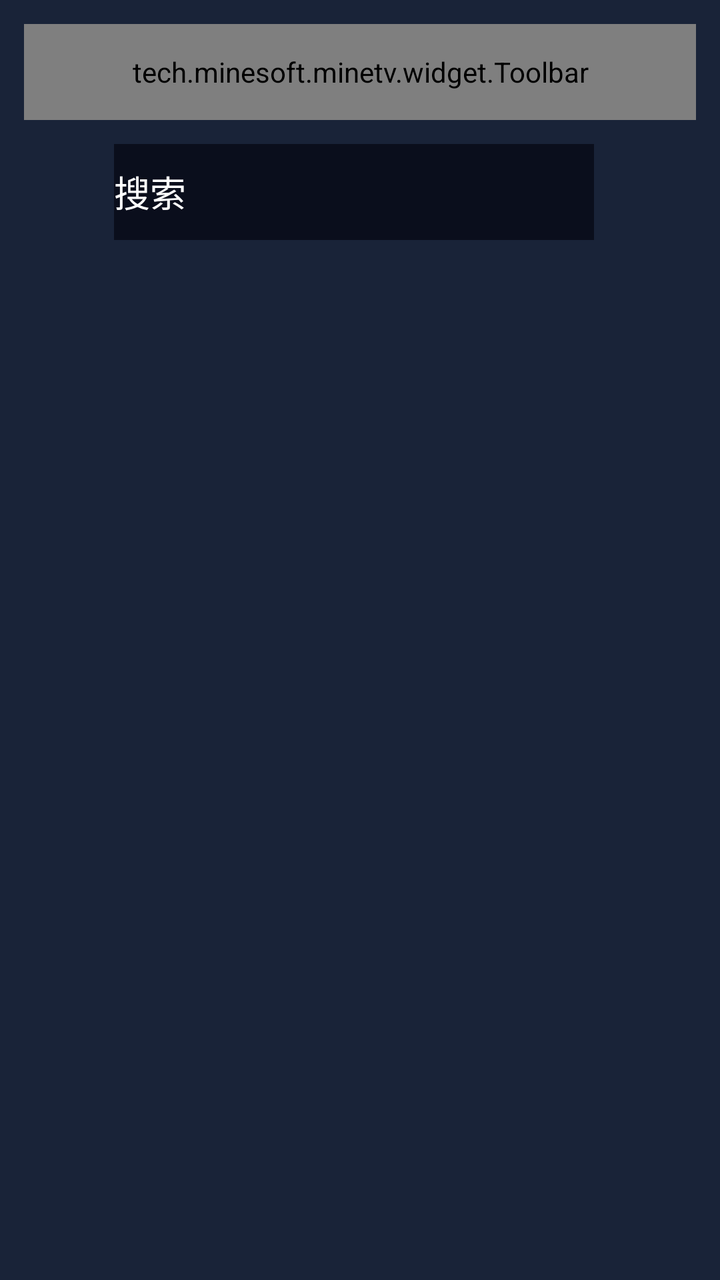
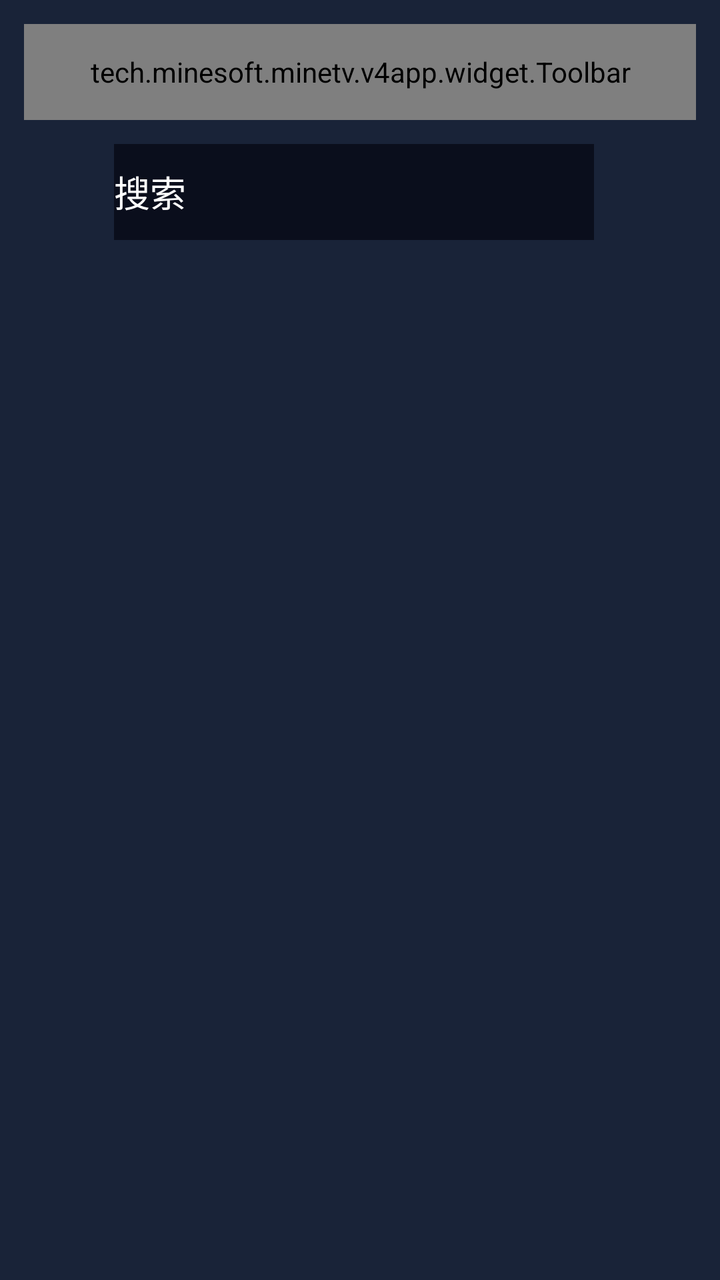

The first picture is an Android layout as it rendered before a commit; the second is the same layout after the commit. The layout source and the unified diff follow.
<!-- AndroidManifest.xml: activity theme Theme.Minetv.NoActionBar -->
<!-- res/layout/activity_search.xml -->
<?xml version="1.0" encoding="utf-8"?>
<LinearLayout
    xmlns:android="http://schemas.android.com/apk/res/android"
    xmlns:app="http://schemas.android.com/apk/res-auto"
    xmlns:tools="http://schemas.android.com/tools"
    android:layout_width="match_parent"
    android:layout_height="match_parent"
    android:orientation="vertical"
    android:background="@color/colorPrimaryVariant"
    android:fitsSystemWindows="true"
    tools:context=".activity.SearchActivity">

    <tech.minesoft.minetv.widget.Toolbar
        android:id="@+id/toolbar"
        android:layout_width="match_parent"
        android:layout_height="@dimen/btn_height"
        android:layout_marginTop="@dimen/base_size_2x"
        android:layout_marginHorizontal="@dimen/base_size_2x"/>

    <LinearLayout
        android:layout_width="match_parent"
        android:layout_height="@dimen/btn_height"
        android:layout_marginTop="@dimen/base_size_2x"
        android:layout_marginHorizontal="@dimen/base_size_2x"
        android:orientation="horizontal">

        <TextView
            android:layout_width="0dp"
            android:layout_height="wrap_content"
            android:layout_weight="1"/>

        <EditText
            android:id="@+id/search_input"
            android:layout_width="@dimen/search_width"
            android:layout_height="@dimen/btn_height"
            android:layout_marginEnd="@dimen/btn_space"
            android:ems="10"
            android:maxLines="1"
            android:inputType="text"
            android:textColor="@color/white"
            android:textColorHint="@color/white"
            android:background="@color/colorPrimary"
            android:hint="@string/search"
            android:imeOptions="actionSearch"
            android:importantForAutofill="no" />







        <TextView
            android:layout_width="0dp"
            android:layout_height="wrap_content"
            android:layout_weight="1"/>

    </LinearLayout>

    <include
        android:id="@+id/content"
        layout="@layout/search_scrolling" />

</LinearLayout>
<!-- res/layout/search_scrolling.xml (included above) -->
<?xml version="1.0" encoding="utf-8"?>
<androidx.core.widget.NestedScrollView xmlns:android="http://schemas.android.com/apk/res/android"
    xmlns:app="http://schemas.android.com/apk/res-auto"
    xmlns:tools="http://schemas.android.com/tools"
    android:layout_width="match_parent"
    android:layout_height="match_parent"
    android:layout_marginBottom="@dimen/base_size_1x"
    app:layout_behavior="@string/appbar_scrolling_view_behavior"
    tools:context=".activity.SearchActivity"
    tools:showIn="@layout/activity_home">

    <LinearLayout
        android:id="@+id/vod_list"
        android:orientation="vertical"
        android:layout_width="match_parent"
        android:layout_height="wrap_content" />

</androidx.core.widget.NestedScrollView>
<!-- res/layout/activity_home.xml (included above) -->
<?xml version="1.0" encoding="utf-8"?>
<LinearLayout xmlns:android="http://schemas.android.com/apk/res/android"
    xmlns:app="http://schemas.android.com/apk/res-auto"
    xmlns:tools="http://schemas.android.com/tools"
    android:layout_width="match_parent"
    android:layout_height="match_parent"
    android:orientation="vertical"
    android:background="@color/colorPrimaryVariant"
    android:fitsSystemWindows="true"
    tools:context=".activity.HomeActivity">

    <tech.minesoft.minetv.widget.Toolbar
        android:id="@+id/toolbar"
        android:layout_height="@dimen/btn_height"
        android:layout_width="match_parent"
        android:layout_marginTop="@dimen/base_size_2x"
        android:layout_marginHorizontal="@dimen/base_size_2x" />

    <include
        android:id="@+id/content"
        layout="@layout/home_scrolling" />

</LinearLayout>
<!-- res/layout/home_scrolling.xml (included above) -->
<?xml version="1.0" encoding="utf-8"?>
<androidx.core.widget.NestedScrollView xmlns:android="http://schemas.android.com/apk/res/android"
    xmlns:app="http://schemas.android.com/apk/res-auto"
    xmlns:tools="http://schemas.android.com/tools"
    android:layout_width="match_parent"
    android:layout_height="match_parent"
    android:layout_marginBottom="@dimen/base_size_1x"
    android:layout_marginHorizontal="@dimen/base_size_1x"
    app:layout_behavior="@string/appbar_scrolling_view_behavior"
    tools:context=".activity.HomeActivity"
    tools:showIn="@layout/activity_home">

    <LinearLayout
        android:id="@+id/vod_list"
        android:orientation="vertical"
        android:layout_width="match_parent"
        android:layout_height="wrap_content" />

</androidx.core.widget.NestedScrollView>
<!-- resources referenced by this layout -->
<resources>
  <color name="colorPrimary">#ff0a0e1c</color>
  <color name="colorPrimaryVariant">#ff192338</color>
  <color name="white">#FFFFFFFF</color>
  <dimen name="base_size_1x">6dp</dimen>
  <dimen name="base_size_2x">12dp</dimen>
  <dimen name="btn_height">48dp</dimen>
  <dimen name="btn_space">6dp</dimen>
  <dimen name="search_width">240dp</dimen>
  <string name="search">搜索</string>
  <style name="Theme.Minetv.NoActionBar">
          <item name="windowActionBar">false</item>
          <item name="windowNoTitle">true</item>
      </style>
</resources>

<!-- the commit's change to res/layout/activity_search.xml (unified diff, before → after) -->
@@ -10,7 +10,7 @@
     android:fitsSystemWindows="true"
     tools:context=".activity.SearchActivity">
 
-    <tech.minesoft.minetv.widget.Toolbar
+    <tech.minesoft.minetv.v4app.widget.Toolbar
         android:id="@+id/toolbar"
         android:layout_width="match_parent"
         android:layout_height="@dimen/btn_height"
@@ -93,7 +93,7 @@
     android:fitsSystemWindows="true"
     tools:context=".activity.HomeActivity">
 
-    <tech.minesoft.minetv.widget.Toolbar
+    <tech.minesoft.minetv.v4app.widget.Toolbar
         android:id="@+id/toolbar"
         android:layout_height="@dimen/btn_height"
         android:layout_width="match_parent"
